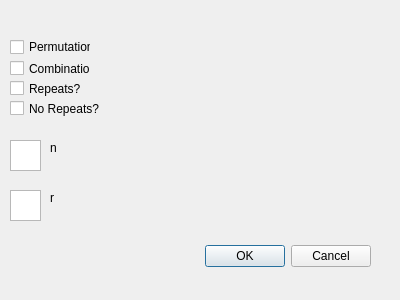
Old version of the form countCalculator.ui in the repository the-real-grinny/py-tinker.
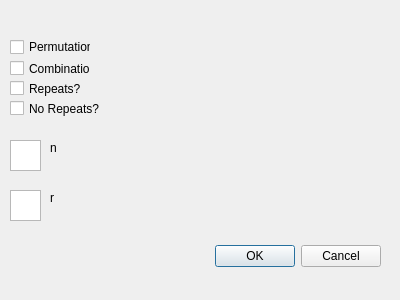
New version of the form.

Commit message: Restricted n and r window sizings

```diff
--- a/countCalculator.ui
+++ b/countCalculator.ui
@@ -16,7 +16,7 @@
   <widget class="QDialogButtonBox" name="buttonBox">
    <property name="geometry">
     <rect>
-     <x>30</x>
+     <x>40</x>
      <y>240</y>
      <width>341</width>
      <height>32</height>
```
Left out of the diff: 34 changed lines with no effect on the pictures.
